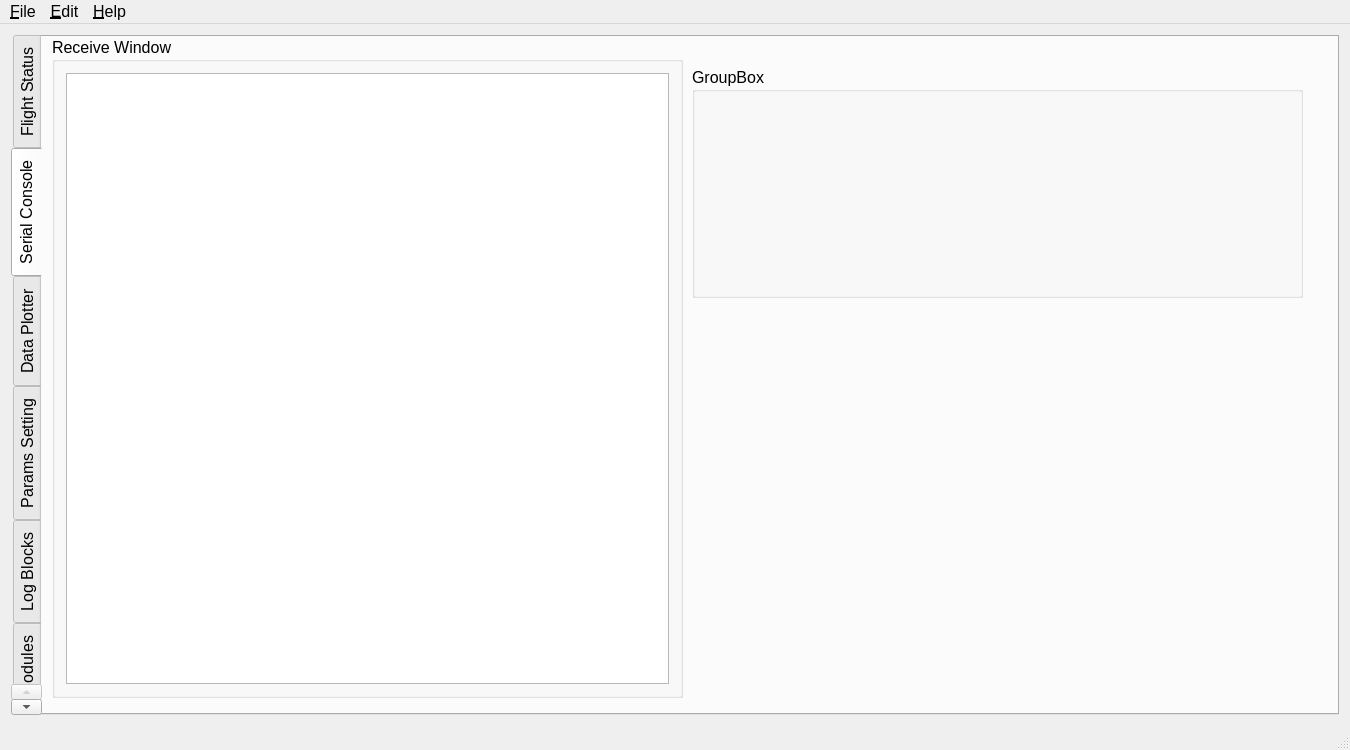
Old version of the form form/flight_control_station.ui in the repository microdynamics-robot-quadcopter/breeze_flight_control_station.
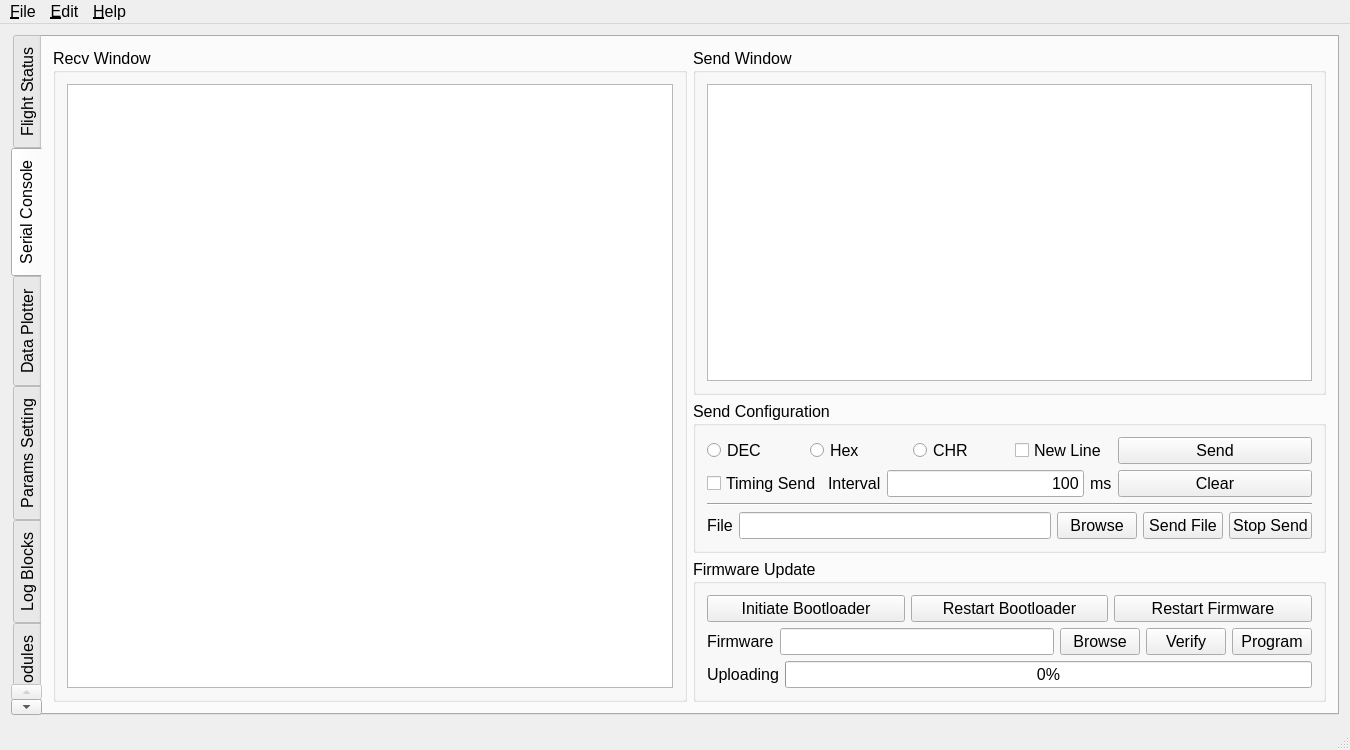
New version of the form. Custom widgets are drawn as their Qt base class.

Commit message: Finish Serial Console

Diff of the .ui file:
```diff
--- a/form/flight_control_station.ui
+++ b/form/flight_control_station.ui
@@ -1207,37 +1207,247 @@
        <attribute name="title">
         <string>Serial Console</string>
        </attribute>
-       <widget class="QGroupBox" name="group_box_receive_window">
-        <property name="geometry">
-         <rect>
-          <x>10</x>
-          <y>0</y>
-          <width>631</width>
-          <height>661</height>
-         </rect>
-        </property>
-        <property name="title">
-         <string>Receive Window</string>
-        </property>
-        <layout class="QGridLayout" name="gridLayout_15">
-         <item row="0" column="0">
-          <widget class="QTextEdit" name="text_edit_receive_window"/>
-         </item>
-        </layout>
-       </widget>
-       <widget class="QGroupBox" name="groupBox">
-        <property name="geometry">
-         <rect>
-          <x>650</x>
-          <y>30</y>
-          <width>611</width>
-          <height>231</height>
-         </rect>
-        </property>
-        <property name="title">
-         <string>GroupBox</string>
-        </property>
-       </widget>
+       <layout class="QGridLayout" name="gridLayout_19">
+        <item row="0" column="0" rowspan="3">
+         <widget class="QGroupBox" name="group_box_recv_window">
+          <property name="title">
+           <string>Recv Window</string>
+          </property>
+          <layout class="QGridLayout" name="gridLayout_15">
+           <item row="0" column="0">
+            <widget class="QTextEdit" name="text_edit_recv_window">
+             <property name="readOnly">
+              <bool>true</bool>
+             </property>
+            </widget>
+           </item>
+          </layout>
+         </widget>
+        </item>
+        <item row="0" column="1">
+         <widget class="QGroupBox" name="group_box_send_window">
+          <property name="title">
+           <string>Send Window</string>
+          </property>
+          <layout class="QGridLayout" name="gridLayout_16">
+           <item row="0" column="0">
+            <widget class="QTextEdit" name="text_edit_send_window"/>
+           </item>
+          </layout>
+         </widget>
+        </item>
+        <item row="1" column="1">
+         <widget class="QGroupBox" name="group_box_send_configuration">
+          <property name="title">
+           <string>Send Configuration</string>
+          </property>
+          <layout class="QGridLayout" name="gridLayout_17">
+           <item row="0" column="0">
+            <widget class="QRadioButton" name="radio_button_dec">
+             <property name="text">
+              <string>DEC</string>
+             </property>
+            </widget>
+           </item>
+           <item row="0" column="1">
+            <widget class="QRadioButton" name="radio_button_hex">
+             <property name="text">
+              <string>Hex</string>
+             </property>
+            </widget>
+           </item>
+           <item row="0" column="2">
+            <widget class="QRadioButton" name="radio_button_chr">
+             <property name="text">
+              <string>CHR</string>
+             </property>
+            </widget>
+           </item>
+           <item row="0" column="3">
+            <widget class="QCheckBox" name="check_box_new_line">
+             <property name="text">
+              <string>New Line</string>
+             </property>
+            </widget>
+           </item>
+           <item row="1" column="0" colspan="4">
+            <layout class="QHBoxLayout" name="horizontal_layout_send_1">
+             <item>
+              <widget class="QCheckBox" name="check_box_timing_send">
+               <property name="text">
+                <string>Timing Send</string>
+               </property>
+              </widget>
+             </item>
+             <item>
+              <widget class="QLabel" name="label_interval">
+               <property name="text">
+                <string>Interval</string>
+               </property>
+              </widget>
+             </item>
+             <item>
+              <widget class="QLineEdit" name="line_edit_interval">
+               <property name="text">
+                <string>100</string>
+               </property>
+               <property name="alignment">
+                <set>Qt::AlignRight|Qt::AlignTrailing|Qt::AlignVCenter</set>
+               </property>
+              </widget>
+             </item>
+             <item>
+              <widget class="QLabel" name="label_ms">
+               <property name="text">
+                <string>ms</string>
+               </property>
+              </widget>
+             </item>
+            </layout>
+           </item>
+           <item row="2" column="0" colspan="6">
+            <widget class="Line" name="line_send_configuration">
+             <property name="orientation">
+              <enum>Qt::Horizontal</enum>
+             </property>
+            </widget>
+           </item>
+           <item row="3" column="0" colspan="6">
+            <layout class="QHBoxLayout" name="horizontal_layout_send_2">
+             <item>
+              <widget class="QLabel" name="label_file">
+               <property name="text">
+                <string>File</string>
+               </property>
+              </widget>
+             </item>
+             <item>
+              <widget class="QLineEdit" name="line_edit_file"/>
+             </item>
+             <item>
+              <widget class="QPushButton" name="push_button_browse_file">
+               <property name="text">
+                <string>Browse</string>
+               </property>
+              </widget>
+             </item>
+             <item>
+              <widget class="QPushButton" name="push_button_send_file">
+               <property name="text">
+                <string>Send File</string>
+               </property>
+              </widget>
+             </item>
+             <item>
+              <widget class="QPushButton" name="push_button_stop_send">
+               <property name="text">
+                <string>Stop Send</string>
+               </property>
+              </widget>
+             </item>
+            </layout>
+           </item>
+           <item row="0" column="4" colspan="2">
+            <widget class="QPushButton" name="push_button_send">
+             <property name="text">
+              <string>Send</string>
+             </property>
+            </widget>
+           </item>
+           <item row="1" column="4" colspan="2">
+            <widget class="QPushButton" name="push_button_clear">
+             <property name="text">
+              <string>Clear</string>
+             </property>
+            </widget>
+           </item>
+          </layout>
+         </widget>
+        </item>
+        <item row="2" column="1">
+         <widget class="QGroupBox" name="group_box_firmware_update">
+          <property name="title">
+           <string>Firmware Update</string>
+          </property>
+          <layout class="QGridLayout" name="gridLayout_18">
+           <item row="0" column="0" colspan="2">
+            <layout class="QHBoxLayout" name="horizontal_layout_firmware_1">
+             <item>
+              <widget class="QPushButton" name="push_button_initiate_bootloader">
+               <property name="text">
+                <string>Initiate Bootloader</string>
+               </property>
+              </widget>
+             </item>
+             <item>
+              <widget class="QPushButton" name="push_button_restart_bootloader">
+               <property name="text">
+                <string>Restart Bootloader</string>
+               </property>
+              </widget>
+             </item>
+             <item>
+              <widget class="QPushButton" name="push_button_restart_firmware">
+               <property name="text">
+                <string>Restart Firmware</string>
+               </property>
+              </widget>
+             </item>
+            </layout>
+           </item>
+           <item row="1" column="0" colspan="2">
+            <layout class="QHBoxLayout" name="horizontal_layout_firmware_2">
+             <item>
+              <widget class="QLabel" name="label_firmware">
+               <property name="text">
+                <string>Firmware</string>
+               </property>
+              </widget>
+             </item>
+             <item>
+              <widget class="QLineEdit" name="line_edit_firmware"/>
+             </item>
+             <item>
+              <widget class="QPushButton" name="push_button_browse_firmware">
+               <property name="text">
+                <string>Browse</string>
+               </property>
+              </widget>
+             </item>
+             <item>
+              <widget class="QPushButton" name="push_button_verify">
+               <property name="text">
+                <string>Verify</string>
+               </property>
+              </widget>
+             </item>
+             <item>
+              <widget class="QPushButton" name="push_button_program">
+               <property name="text">
+                <string>Program</string>
+               </property>
+              </widget>
+             </item>
+            </layout>
+           </item>
+           <item row="2" column="0">
+            <widget class="QLabel" name="label_uploading">
+             <property name="text">
+              <string>Uploading</string>
+             </property>
+            </widget>
+           </item>
+           <item row="2" column="1">
+            <widget class="QProgressBar" name="progress_bar_uploading">
+             <property name="value">
+              <number>0</number>
+             </property>
+            </widget>
+           </item>
+          </layout>
+         </widget>
+        </item>
+       </layout>
       </widget>
       <widget class="QWidget" name="tab_data_plotter">
        <attribute name="title">
```
